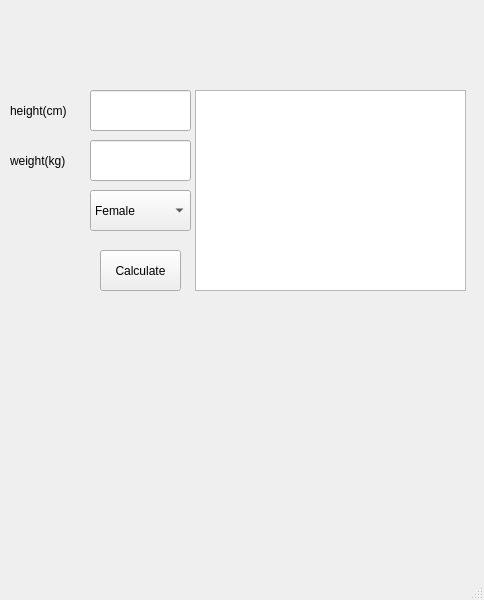
This is form.ui in best-projects/idealWeight as Qt 5 draws it before an edit. The edited form follows.
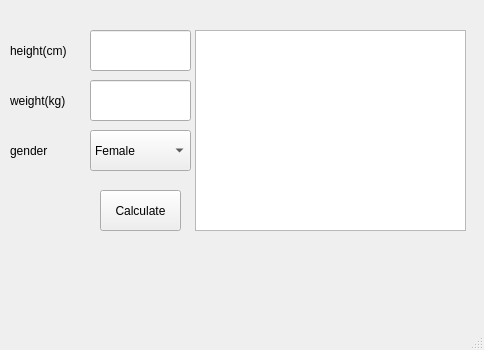
This is the edited form.

The edit to the form file:
```diff
--- a/form.ui
+++ b/form.ui
@@ -7,7 +7,7 @@
     <x>0</x>
     <y>0</y>
     <width>484</width>
-    <height>600</height>
+    <height>350</height>
    </rect>
   </property>
   <property name="windowTitle">
@@ -24,7 +24,7 @@
     <property name="geometry">
      <rect>
       <x>90</x>
-      <y>90</y>
+      <y>30</y>
       <width>101</width>
       <height>41</height>
      </rect>
@@ -34,7 +34,7 @@
     <property name="geometry">
      <rect>
       <x>90</x>
-      <y>140</y>
+      <y>80</y>
       <width>101</width>
       <height>41</height>
      </rect>
@@ -44,7 +44,7 @@
     <property name="geometry">
      <rect>
       <x>10</x>
-      <y>90</y>
+      <y>30</y>
       <width>81</width>
       <height>41</height>
      </rect>
@@ -57,7 +57,7 @@
     <property name="geometry">
      <rect>
       <x>10</x>
-      <y>140</y>
+      <y>80</y>
       <width>81</width>
       <height>41</height>
      </rect>
@@ -70,7 +70,7 @@
     <property name="geometry">
      <rect>
       <x>100</x>
-      <y>250</y>
+      <y>190</y>
       <width>81</width>
       <height>41</height>
      </rect>
@@ -83,7 +83,7 @@
     <property name="geometry">
      <rect>
       <x>90</x>
-      <y>190</y>
+      <y>130</y>
       <width>101</width>
       <height>41</height>
      </rect>
@@ -106,12 +106,25 @@
     <property name="geometry">
      <rect>
       <x>195</x>
-      <y>90</y>
+      <y>30</y>
       <width>271</width>
       <height>201</height>
      </rect>
     </property>
    </widget>
+   <widget class="QLabel" name="label_3">
+    <property name="geometry">
+     <rect>
+      <x>10</x>
+      <y>130</y>
+      <width>61</width>
+      <height>41</height>
+     </rect>
+    </property>
+    <property name="text">
+     <string>gender</string>
+    </property>
+   </widget>
   </widget>
   <widget class="QMenuBar" name="menubar">
    <property name="geometry">
```
